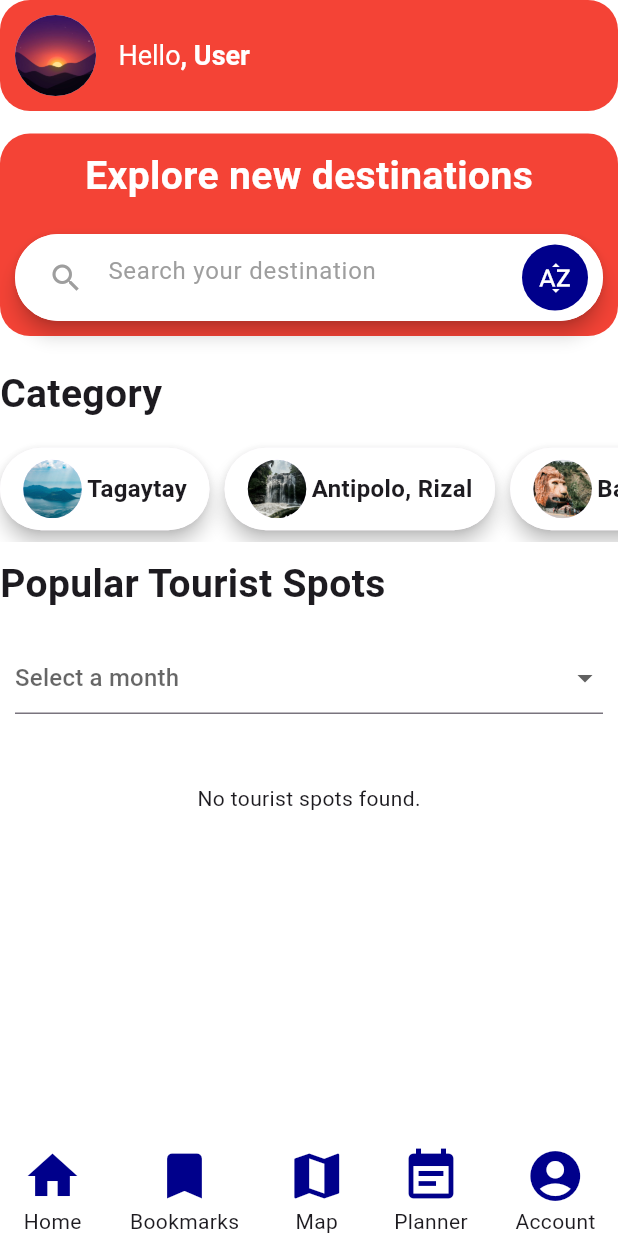
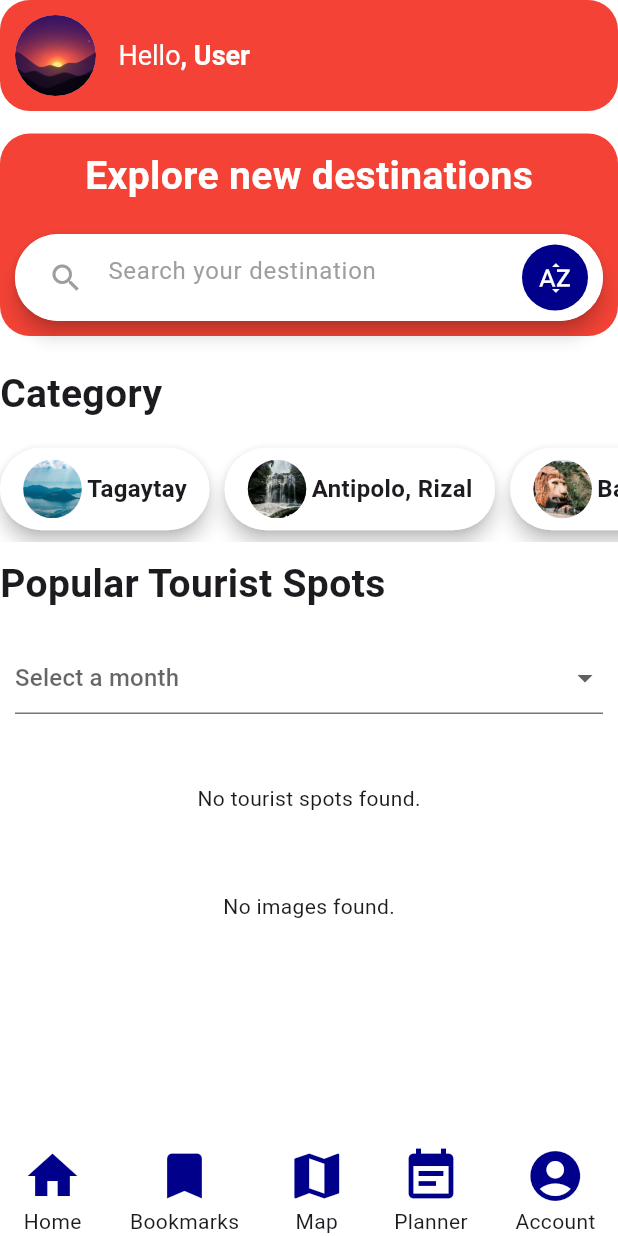
Before and after one commit to batmhannJ/tourist-web-mobile, a Flutter app: the HomeScreen screen opened directly, on a phone screen of 412 x 824 dp. Run offline on Flutter 3.47's test engine with Material 3 defaults, Android fonts, the phone set to English and light mode, and no system bars; our stand-ins replace geolocator, google_maps_flutter, shared_preferences; missing offline and left inert: mongo_dart; accounts and stored records are empty.

Commit message:
unsplash tourist spot

```diff
--- a/Mobile/lib/screens/Home/home_screen.dart
+++ b/Mobile/lib/screens/Home/home_screen.dart
@@ -8,12 +8,12 @@ import 'package:flutter_application_2/screens/itinerary_planner_page.dart';
 import 'package:flutter_application_2/screens/profile_account.dart';
 import 'package:flutter_application_2/utilities/colors.dart';
 import 'package:flutter_application_2/services/auth_services.dart';
+import 'package:flutter_application_2/services/unsplash_service.dart'; // Unsplash service import
 import 'dart:async';
 import 'widgets/category_card.dart';
 import 'package:provider/provider.dart';
 import 'package:flutter_application_2/providers/user_provider.dart';
 import 'package:flutter_application_2/services/TouristSpotService.dart';
-
 
 class HomeScreen extends StatefulWidget {
   const HomeScreen({Key? key}) : super(key: key);
@@ -27,43 +27,18 @@ class _HomeScreenState extends State<HomeScreen> {
   Timer? _sessionTimer;
   static const Duration _sessionTimeoutLimit = Duration(minutes: 2);
   DateTime _lastActivityTime = DateTime.now();
-  final TouristSpotService _touristSpotService = TouristSpotService(); // Add service
+  final TouristSpotService _touristSpotService = TouristSpotService();
+  final UnsplashService _unsplashService = UnsplashService(); // Unsplash service
+
   List<dynamic> _touristSpots = [];
-  final String _searchQuery = '';
+  List<String> _imageUrls = []; // Store Unsplash images
+  String? _selectedMonth;
   final Map<String, List<dynamic>> _cachedResults = {}; // Cache search results
   Timer? _debounce;
 
-
-// Function to search for tourist spots using the API with caching and delay
-void _searchForSpots(String query) async {
-  try {
-    final spots = await _touristSpotService.searchTouristSpots(query);
-    setState(() {
-      _touristSpots = spots;
-    });
-  } catch (e) {
-    print('Error searching for spots: $e');
-    ScaffoldMessenger.of(context).showSnackBar(
-      SnackBar(content: Text('Error searching for spots: $e')),
-    );
-  }
-}
-
-  // Month selection feature
-  String? _selectedMonth;
   List<String> months = [
     "January", "February", "March", "April", "May", "June", "July", "August", "September", "October", "November", "December"
   ];
-
-  // Function to debounce user input
-void _onSearchChanged(String query) {
-  if (_debounce?.isActive ?? false) _debounce!.cancel();
-  _debounce = Timer(const Duration(milliseconds: 500), () {
-    print('Search query: $query');  // Debugging
-    _searchForSpots(query);  // Call search method after debounce delay
-  });
-}
-
 
   @override
   void initState() {
@@ -74,13 +49,13 @@ void _onSearchChanged(String query) {
   @override
   void dispose() {
     _sessionTimer?.cancel();
+    _debounce?.cancel(); // Cancel debounce timer
     super.dispose();
   }
 
   void _startSessionTimer() {
     _sessionTimer = Timer.periodic(const Duration(minutes: 5), (timer) {
       if (DateTime.now().difference(_lastActivityTime) >= _sessionTimeoutLimit) {
-        // Session expired
         _handleSessionExpired();
       }
     });
@@ -101,18 +76,63 @@ void _onSearchChanged(String query) {
     });
   }
 
+  // Function to search for tourist spots using the API with caching and delay
+  void _searchForSpots(String query) async {
+    if (_cachedResults.containsKey(query)) {
+      setState(() {
+        _touristSpots = _cachedResults[query]!;
+      });
+      return;
+    }
+
+    try {
+      final spots = await _touristSpotService.searchTouristSpots(query);
+      setState(() {
+        _touristSpots = spots;
+        _cachedResults[query] = spots;
+      });
+    } catch (e) {
+      print('Error searching for spots: $e');
+      ScaffoldMessenger.of(context).showSnackBar(
+        SnackBar(content: Text('Error searching for spots: $e')),
+      );
+    }
+  }
+
+  // Search Unsplash for images
+  void _searchForImages(String query) async {
+    try {
+      final images = await _unsplashService.searchImages(query);
+      setState(() {
+        _imageUrls = images;
+      });
+    } catch (e) {
+      print('Error fetching images: $e');
+      ScaffoldMessenger.of(context).showSnackBar(
+        SnackBar(content: Text('Error fetching images: $e')),
+      );
+    }
+  }
+
+  // Function to debounce user input
+  void _onSearchChanged(String query) {
+    if (_debounce?.isActive ?? false) _debounce!.cancel();
+    _debounce = Timer(const Duration(milliseconds: 500), () {
+      _searchForSpots(query);
+      _searchForImages(query); // Fetch images from Unsplash
+    });
+  }
+
   // Function to build tourist spots filtered by month
   Widget _buildTouristSpotsByMonth() {
     if (_selectedMonth == null) {
-    return const SizedBox();  // If no month selected, return empty
+      return const SizedBox(); // If no month selected, return empty
     }
 
-  int selectedMonthIndex = months.indexOf(_selectedMonth!) + 1;  // Convert month to index
+    int selectedMonthIndex = months.indexOf(_selectedMonth!) + 1; // Convert month to index
     List<PlaceInfo> filteredPlaces = places.where((place) {
       return place.bestMonths.contains(selectedMonthIndex);
     }).toList();
-
-  print('Filtered places for month $_selectedMonth: $filteredPlaces');  // Debugging
 
     if (filteredPlaces.isEmpty) {
       return const Padding(
@@ -146,22 +166,84 @@ void _onSearchChanged(String query) {
     );
   }
 
+  // Function to display Unsplash search results
+  Widget _buildSearchResults() {
+    if (_imageUrls.isEmpty) {
+      return const Padding(
+        padding: EdgeInsets.all(16.0),
+        child: Text('No images found.'),
+      );
+    }
 
-   // Function to search for tourist spots using the API
-  /*void _searchForSpots(String query) async {
-    try {
-      final spots = await _touristSpotService.searchTouristSpots(query);
-      setState(() {
-        _touristSpots = spots;
-      });
-    } catch (e) {
-      print('Error searching for spots: $e');
+    // Use MediaQuery to determine screen size for responsiveness
+    final screenWidth = MediaQuery.of(context).size.width;
+    final crossAxisCount = (screenWidth / 200).round(); // Adjust based on screen width
+
+    return GridView.builder(
+      shrinkWrap: true,
+      physics: const NeverScrollableScrollPhysics(),
+      gridDelegate: SliverGridDelegateWithFixedCrossAxisCount(
+        crossAxisCount: crossAxisCount, // Dynamic grid columns
+        crossAxisSpacing: 10,
+        mainAxisSpacing: 10,
+      ),
+      itemCount: _imageUrls.length,
+      itemBuilder: (context, index) {
+        return ClipRRect(
+          borderRadius: BorderRadius.circular(8),
+          child: Image.network(
+            _imageUrls[index],
+            fit: BoxFit.cover,
+            loadingBuilder: (BuildContext context, Widget child, ImageChunkEvent? loadingProgress) {
+              if (loadingProgress == null) return child;
+              return Center(
+                child: CircularProgressIndicator(
+                  value: loadingProgress.expectedTotalBytes != null
+                      ? loadingProgress.cumulativeBytesLoaded / (loadingProgress.expectedTotalBytes ?? 1)
+                      : null,
+                ),
+              );
+            },
+            errorBuilder: (BuildContext context, Object error, StackTrace? stackTrace) {
+              return const Icon(Icons.error); // Handle error case
+            },
+          ),
+        );
+      },
+    );
   }
-  }*/
 
-  // Function to build the tourist spots list from API
-  // Function to build the tourist spots list from API
-// Function to build the tourist spots list from API
+  // Build the main content that was duplicated
+  Widget _buildMainContent(BuildContext context) {
+    return SingleChildScrollView(
+      child: Column(
+        children: [
+          const Row(
+            children: [
+              Text("Category", style: TextStyle(fontSize: 26, fontWeight: FontWeight.bold)),
+            ],
+          ),
+          const SizedBox(height: 10),
+          _buildCategorySection(),
+          const SizedBox(height: 10),
+          const Row(
+            children: [
+              Text("Popular Tourist Spots", style: TextStyle(fontSize: 26, fontWeight: FontWeight.bold)),
+            ],
+          ),
+          const SizedBox(height: 10),
+          _buildDropdownToSelectMonth(),
+          if (_selectedMonth != null) _buildTouristSpotsByMonth(),
+          const SizedBox(height: 20),
+          _buildTouristSpotsList(),  // Add this line to display the fetched tourist spots
+          const SizedBox(height: 20),
+          _buildSearchResults(),  // Add this line to display Unsplash search results
+        ],
+      ),
+    );
+  }
+
+  // Build the list of tourist spots
   Widget _buildTouristSpotsList() {
     if (_touristSpots.isEmpty) {
       return const Padding(
@@ -209,7 +291,6 @@ Widget _buildTouristSpotsList() {
     );
   }
 
-
   @override
   Widget build(BuildContext context) {
     // Retrieve user name from UserProvider
@@ -252,24 +333,7 @@ Widget build(BuildContext context) {
                 const SizedBox(height: 15),
                 _buildSearchSection(),
                 const SizedBox(height: 20),
-              const Row(
-                children: [
-                  Text("Category", style: TextStyle(fontSize: 26, fontWeight: FontWeight.bold)),
-                ],
-              ),
-              const SizedBox(height: 10),
-              _buildCategorySection(),
-              const SizedBox(height: 10),
-              const Row(
-                children: [
-                  Text("Popular Tourist Spots", style: TextStyle(fontSize: 26, fontWeight: FontWeight.bold)),
-                ],
-              ),
-              const SizedBox(height: 10),
-              _buildDropdownToSelectMonth(),
-              if (_selectedMonth != null) _buildTouristSpotsByMonth(),
-              const SizedBox(height: 20),
-              _buildTouristSpotsList(),  // Add this line to display the fetched tourist spots
+                _buildMainContent(context),  // Call the renamed function here
               ],
             ),
           ),
@@ -277,6 +341,7 @@ Widget build(BuildContext context) {
       ),
     );
   }
+
 
   // Helper method to build navigation icons
   GestureDetector _buildNavIcon(IconData icon, String label, VoidCallback onTap) {
--- /dev/null
+++ b/Mobile/lib/services/unsplash_service.dart
@@ -0,0 +1,32 @@
+import 'dart:convert';
+import 'package:http/http.dart' as http;
+
+class UnsplashService {
+  static const String accessKey = 'QeRYMS6szXkLjkCpYacdR7gA2N5Tvgxiw6CF4cMgG8c'; // Replace with your actual key
+  static const String baseUrl = 'https://api.unsplash.com/search/photos';
+
+  Future<List<String>> searchImages(String query) async {
+    if (query.isEmpty) {
+      throw Exception('Query cannot be empty');
+    }
+
+    try {
+      final response = await http.get(
+        Uri.parse('$baseUrl?query=$query&client_id=$accessKey'),
+      );
+
+      if (response.statusCode == 200) {
+        final data = jsonDecode(response.body);
+        List<String> imageUrls = (data['results'] as List).map((result) {
+          return result['urls']['regular'] as String; // Get the regular-sized image URL
+        }).toList();
+
+        return imageUrls;
+      } else {
+        throw Exception('Failed to load images');
+      }
+    } catch (e) {
+      throw Exception('Error fetching images: $e');
+    }
+  }
+}
```
Lines whose indentation alone changed are shown as unchanged.
